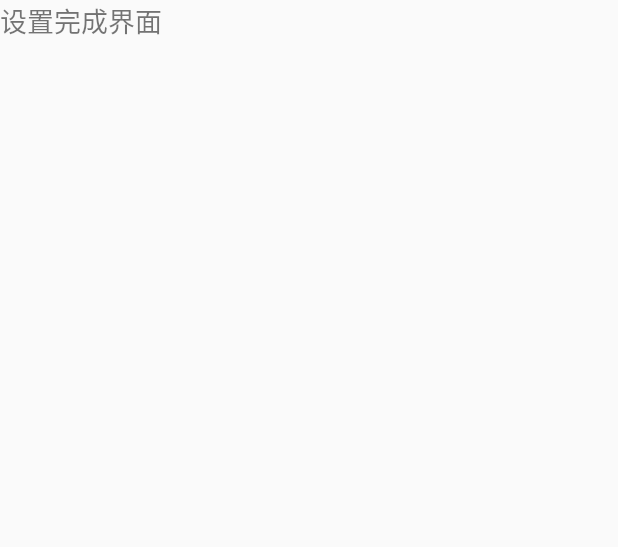
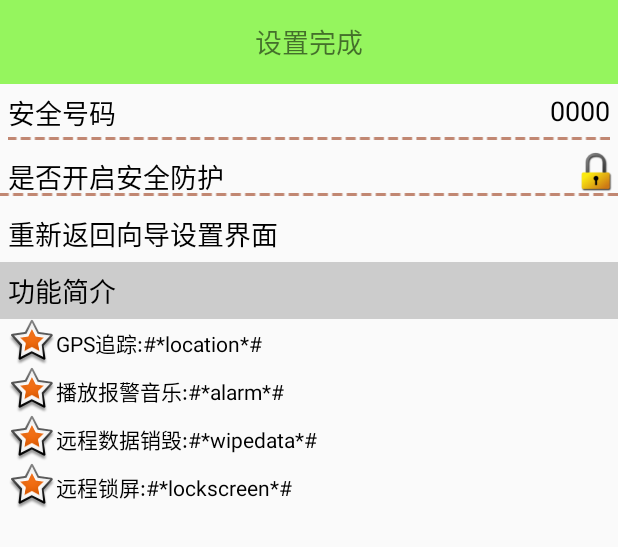
Before and after one commit to Dbolo1/mobilesafe1, an Android app: the layout setupover_activity.xml on its own in the app's theme, with its tools: preview values and no code run, on a phone screen of 412 x 824 dp. Shown: the top 547 px of the screen. Run offline under Robolectric (Android 15) with nearby library versions, the phone set to English and light mode, and no system bars.

Commit message:
导航界面的完成

```diff
--- /dev/null
+++ b/app/src/main/res/drawable/gradient_box.xml
@@ -0,0 +1,17 @@
+<?xml version="1.0" encoding="utf-8"?>
+<shape xmlns:android="http://schemas.android.com/apk/res/android"
+    android:shape="rectangle">
+    <gradient
+        android:startColor="#ccc"
+        android:endColor="#ccc"
+        android:angle="45"
+        >
+    </gradient>
+    <padding
+        android:bottom="7dp"
+        android:left="7dp"
+        android:right="7dp"
+        android:top="7dp">
+    </padding>
+    <corners android:radius="8dp"/>
+</shape>
--- /dev/null
+++ b/app/src/main/res/drawable/selector_reset_setup_bg.xml
@@ -0,0 +1,5 @@
+<?xml version="1.0" encoding="utf-8"?>
+<selector xmlns:android="http://schemas.android.com/apk/res/android">
+    <item android:state_pressed="true" android:drawable="@drawable/gradient_box"></item>
+    <item android:drawable="@android:color/transparent"></item>
+</selector>
--- a/app/src/main/res/layout/setup4_activity.xml
+++ b/app/src/main/res/layout/setup4_activity.xml
@@ -9,13 +9,15 @@
         android:layout_height="?attr/actionBarSize"
         android:background="#95f55e"
         android:gravity="center"
-        app:popupTheme="@style/AlertDialog.AppCompat.Light">
+        app:popupTheme="@style/AlertDialog.AppCompat.Light"
+        >
         <TextView
             android:layout_width="wrap_content"
             android:layout_height="wrap_content"
             android:layout_gravity="center"
             android:textSize="18sp"
-            android:text="4.恭喜您,完成设置" />
+            android:text="4.恭喜您,完成设置"
+             />
     </android.support.v7.widget.Toolbar>
   <CheckBox
       android:id="@+id/cb_cbx"
--- a/app/src/main/res/layout/setupover_activity.xml
+++ b/app/src/main/res/layout/setupover_activity.xml
@@ -1,11 +1,110 @@
 <?xml version="1.0" encoding="utf-8"?>
 <LinearLayout xmlns:android="http://schemas.android.com/apk/res/android"
-    android:orientation="vertical"
+    xmlns:app="http://schemas.android.com/apk/res-auto"
     android:layout_width="match_parent"
-    android:layout_height="match_parent">
-<TextView
-    android:textSize="18sp"
-    android:text="设置完成界面"
-    android:layout_width="wrap_content"
-    android:layout_height="wrap_content" />
+    android:layout_height="match_parent"
+    android:orientation="vertical">
+
+    <android.support.v7.widget.Toolbar
+        android:layout_width="match_parent"
+        android:layout_height="?attr/actionBarSize"
+        android:background="#95f55e"
+        android:gravity="center"
+        app:popupTheme="@style/AlertDialog.AppCompat.Light">
+        <TextView
+            android:layout_width="wrap_content"
+            android:layout_height="wrap_content"
+            android:layout_gravity="center"
+            android:text="设置完成"
+            android:textSize="18sp" />
+    </android.support.v7.widget.Toolbar>
+    <RelativeLayout
+        android:layout_width="wrap_content"
+        android:layout_height="wrap_content"
+        android:padding="5dp">
+        <TextView
+            style="@style/TV_Set"
+            android:text="安全号码" />
+        <TextView
+            android:id="@+id/tv_phone_number"
+            style="@style/TV_Set"
+            android:layout_alignParentRight="true"
+            android:text="0000" />
+        <ImageView
+            android:layout_width="match_parent"
+            android:layout_height="wrap_content"
+            android:layout_below="@id/tv_phone_number"
+            android:layout_marginTop="5dp"
+            android:background="@drawable/listview_divider" />
+    </RelativeLayout>
+    <RelativeLayout
+        android:layout_width="wrap_content"
+        android:layout_height="wrap_content">
+        <TextView
+            style="@style/TV_Set"
+            android:layout_margin="5dp"
+            android:text="是否开启安全防护" />
+        <ImageView
+            android:id="@+id/iv_setover_lock"
+            android:layout_width="30dp"
+            android:layout_height="30dp"
+            android:layout_alignParentRight="true"
+            android:background="@drawable/lock" />
+
+        <ImageView
+            android:layout_width="match_parent"
+            android:layout_height="wrap_content"
+            android:layout_below="@id/iv_setover_lock"
+            android:background="@drawable/listview_divider" />
+    </RelativeLayout>
+    <TextView
+        android:id="@+id/tv_return_nav"
+        style="@style/TV_Set"
+        android:layout_width="match_parent"
+        android:background="@drawable/selector_reset_setup_bg"
+        android:padding="5dp"
+        android:text="重新返回向导设置界面" />
+    <TextView
+        style="@style/TV_Set"
+        android:layout_width="match_parent"
+        android:background="#ccc"
+        android:padding="5dp"
+        android:text="功能简介" />
+    <TextView
+        android:layout_width="wrap_content"
+        android:layout_height="wrap_content"
+        android:layout_marginLeft="5dp"
+        android:drawableLeft="@android:drawable/star_big_on"
+        android:gravity="center_vertical"
+        android:text="GPS追踪:#*location*#"
+        android:textColor="#000"
+        android:textSize="14sp" />
+    <TextView
+        android:layout_width="wrap_content"
+        android:layout_height="wrap_content"
+        android:layout_marginLeft="5dp"
+        android:drawableLeft="@android:drawable/star_big_on"
+        android:gravity="center_vertical"
+        android:text="播放报警音乐:#*alarm*#"
+        android:textColor="#000"
+        android:textSize="14sp" />
+    <TextView
+        android:layout_width="wrap_content"
+        android:layout_height="wrap_content"
+        android:layout_marginLeft="5dp"
+        android:drawableLeft="@android:drawable/star_big_on"
+        android:gravity="center_vertical"
+        android:text="远程数据销毁:#*wipedata*#"
+        android:textColor="#000"
+        android:textSize="14sp" />
+    <TextView
+        android:layout_width="wrap_content"
+        android:layout_height="wrap_content"
+        android:layout_marginLeft="5dp"
+        android:drawableLeft="@android:drawable/star_big_on"
+        android:gravity="center_vertical"
+        android:text="远程锁屏:#*lockscreen*#"
+        android:textColor="#000"
+        android:textSize="14sp" />
+
 </LinearLayout>
--- a/app/src/main/res/values/styles.xml
+++ b/app/src/main/res/values/styles.xml
@@ -28,4 +28,11 @@
         <item name="android:layout_width">wrap_content</item>
         <item name="android:layout_height">wrap_content</item>
     </style>
+    <style name="TV_Set">
+        <item name="android:layout_width">wrap_content</item>
+        <item name="android:layout_height">wrap_content</item>
+        <item name="android:textColor">#000</item>
+        <item name="android:textSize">18sp</item>
+    </style>
+
 </resources>
```
Also changed, not shown: app/src/main/AndroidManifest.xml (+19 -13 lines), app/src/main/java/com/bolo1/mobilesafe1/activity/BaseSetupActivity.java (added, +56 -0 lines), app/src/main/java/com/bolo1/mobilesafe1/activity/ContactListActivity.java (+23 -9 lines), app/src/main/java/com/bolo1/mobilesafe1/activity/Setup1Activity.java (+9 -3 lines), app/src/main/java/com/bolo1/mobilesafe1/activity/Setup2Activity.java (+14 -8 lines), app/src/main/java/com/bolo1/mobilesafe1/activity/Setup3Activity.java (+25 -19 lines), app/src/main/java/com/bolo1/mobilesafe1/activity/Setup4Activity.java (+30 -28 lines), app/src/main/java/com/bolo1/mobilesafe1/activity/SetupOverActivity.java (+27 -0 lines), app/src/main/java/com/bolo1/mobilesafe1/receiver/BootReceiver.java (added, +30 -0 lines).
